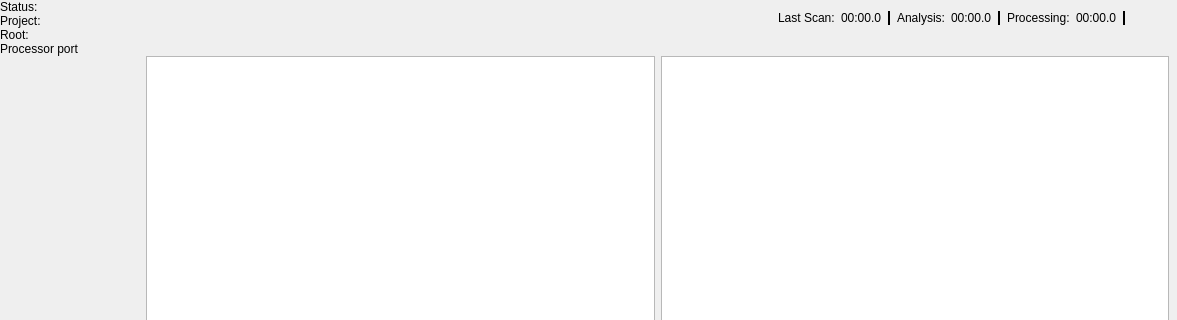
Old version of the form Code/Tools/AssetProcessor/native/ui/MainWindow.ui in the repository o3de/o3de; both pictures show x 0 to 1177 and y 0 to 320 of the 1177 by 793 pixel window.
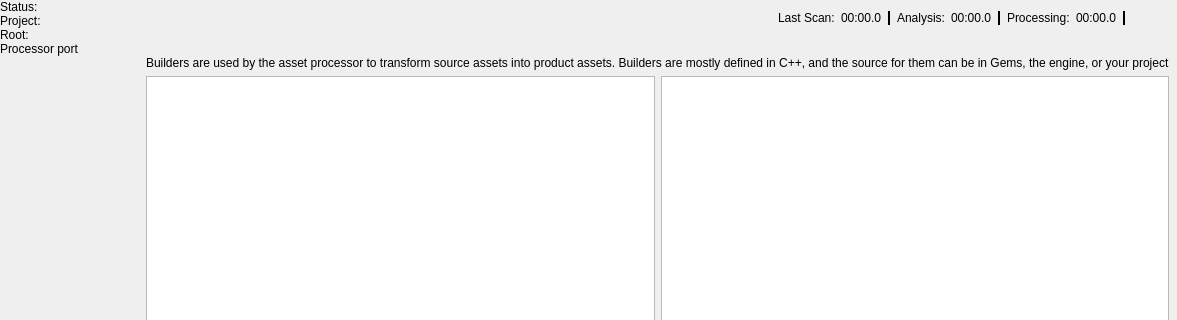
New version of the form. The open tabs and pages were chosen to show the change. Icons and pictures are not drawn. Custom widgets are drawn as their Qt base class.

Commit message: Add description for builder tab

The edit to the form file:
```diff
--- a/Code/Tools/AssetProcessor/native/ui/MainWindow.ui
+++ b/Code/Tools/AssetProcessor/native/ui/MainWindow.ui
@@ -1263,7 +1263,16 @@
            <number>0</number>
           </property>
           <item>
-           <layout class="QHBoxLayout" name="horizontalLayout_2">
+           <layout class="QVBoxLayout" name="verticalLayout">
+            <item>
+             <widget class="QLabel" name="label">
+              <property name="text">
+               <string>Builders are used by the asset processor to transform source assets into product assets. Builders are mostly defined in C++, and the source for them can be in Gems, the engine, or your project.</string>
+              </property>
+             </widget>
+            </item>
+            <item>
+             <layout class="QHBoxLayout" name="horizontalLayout_7">
             <item>
              <widget class="QListView" name="builderList">
               <property name="alternatingRowColors">
@@ -1289,6 +1298,8 @@
                <bool>false</bool>
               </property>
              </widget>
+              </item>
+             </layout>
             </item>
            </layout>
           </item>
```
Lines whose indentation alone changed are shown as unchanged.
